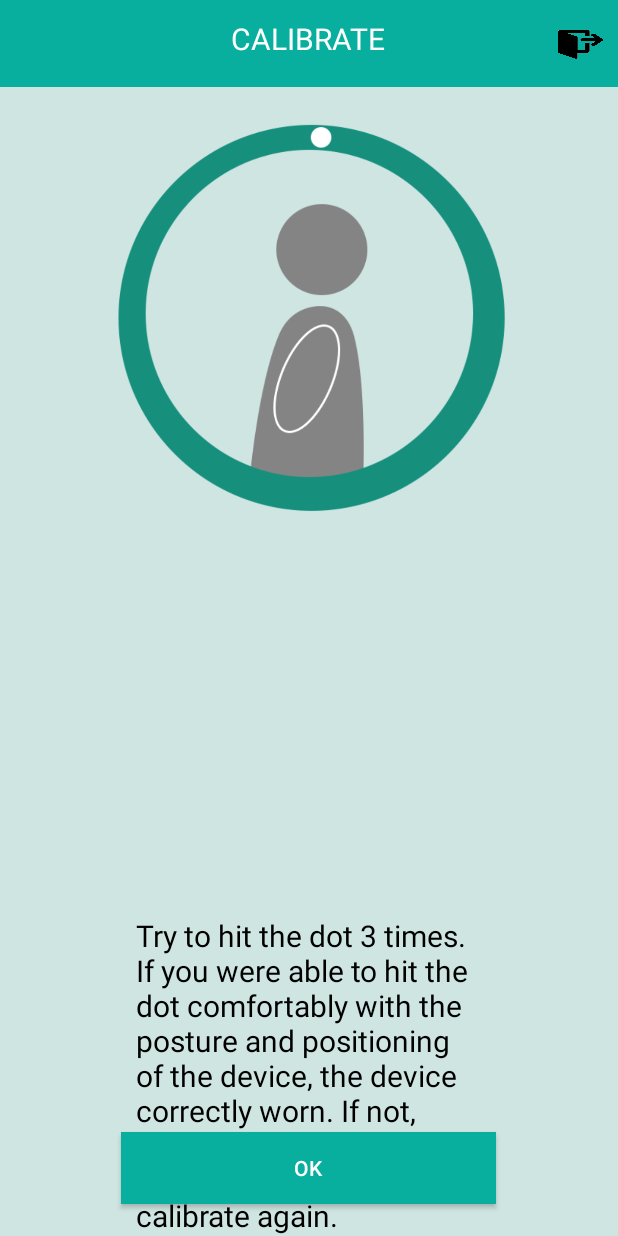
After one commit to marlnegre/hypnosture, an Android app: the layout activity_calibrate.xml on its own in the app's theme, with its tools: preview values and no code run, on a phone screen of 412 x 824 dp. The commit adds this screen. Run offline under Robolectric (Android 15) with nearby library versions, the phone set to English and light mode, and no system bars.

Commit message:
activity_calibrate.xml, logo.png, Calibrate.java, colors.xml

```diff
--- /dev/null
+++ b/app/src/main/res/layout/activity_calibrate.xml
@@ -0,0 +1,80 @@
+<?xml version="1.0" encoding="utf-8"?>
+<android.support.constraint.ConstraintLayout xmlns:android="http://schemas.android.com/apk/res/android"
+    xmlns:app="http://schemas.android.com/apk/res-auto"
+    xmlns:tools="http://schemas.android.com/tools"
+    android:layout_width="match_parent"
+    android:layout_height="match_parent"
+    android:background="@color/signupbgcolor"
+    tools:context="com.google.hangouts.hypnosture.Calibrate">
+
+
+    <RelativeLayout
+        android:layout_width="match_parent"
+        android:layout_height="match_parent">
+
+        <android.support.v7.widget.Toolbar
+            android:id="@+id/toolbar"
+            android:layout_width="match_parent"
+            android:layout_height="58dp"
+            android:layout_alignParentLeft="true"
+            android:layout_alignParentStart="true"
+            android:layout_alignParentTop="true"
+            android:background="@color/ButtonColor" />
+
+        <TextView
+            android:id="@+id/profile"
+            android:layout_width="wrap_content"
+            android:layout_height="wrap_content"
+            android:layout_alignParentTop="true"
+            android:layout_centerHorizontal="true"
+            android:layout_marginTop="12dp"
+            android:text="@string/calib"
+            android:textColor="@color/LoginEdittextColor"
+            android:textSize="20sp" />
+
+        <TextView
+            android:id="@+id/direct"
+            android:layout_width="230dp"
+            android:layout_height="wrap_content"
+            android:layout_alignParentBottom="true"
+            android:layout_centerHorizontal="true"
+            android:text="@string/direction"
+            android:textColor="@color/calibrate"
+            android:textSize="20sp" />
+
+        <ImageView
+            android:id="@+id/imageView2"
+            android:layout_width="300dp"
+            android:layout_height="300dp"
+            android:layout_below="@+id/toolbar"
+            android:layout_centerHorizontal="true"
+            app:srcCompat="@drawable/posturerecorder" />
+
+
+        <ImageButton
+            android:id="@+id/logoutBtn"
+            android:layout_width="30dp"
+            android:layout_height="30dp"
+            android:layout_alignBottom="@+id/profile"
+            android:layout_alignParentEnd="true"
+            android:layout_alignParentRight="true"
+            android:layout_marginEnd="10dp"
+            android:layout_marginTop="20sp"
+            android:layout_marginRight="10dp"
+            android:background="@drawable/logo" />
+
+        <Button
+            android:id="@+id/okbutton"
+            android:layout_width="250dp"
+            android:layout_height="wrap_content"
+            android:layout_alignParentBottom="true"
+            android:layout_centerHorizontal="true"
+            android:layout_marginBottom="21dp"
+            android:background="@color/ButtonColor"
+            android:text="@string/profilebtn"
+            android:textColor="@color/LoginEdittextColor"
+            tools:layout_editor_absoluteX="165dp"
+            tools:layout_editor_absoluteY="536dp" />
+
+    </RelativeLayout>
+</android.support.constraint.ConstraintLayout>
--- a/app/src/main/res/values/colors.xml
+++ b/app/src/main/res/values/colors.xml
@@ -7,6 +7,7 @@
     <color name="ButtonColor">#08ae9e</color>
     <color name="LoginEdittextColor">#ffffff</color>
     <color name="signupbutton">#8ed4ca</color>9bc8c1
+    <color name="calibrate">#000000</color>
     <color name="signupbgcolor">#cfe5e2</color>
     <color name="homescreen_toolbar_color">#0c192c</color>
     <color name="homescreen_bg_color">#c9cfbb</color>
```
Also changed, not shown: app/src/main/java/com/google/hangouts/hypnosture/Calibrate.java (added, +87 -0 lines), app/src/main/res/drawable/logo.png (added).
